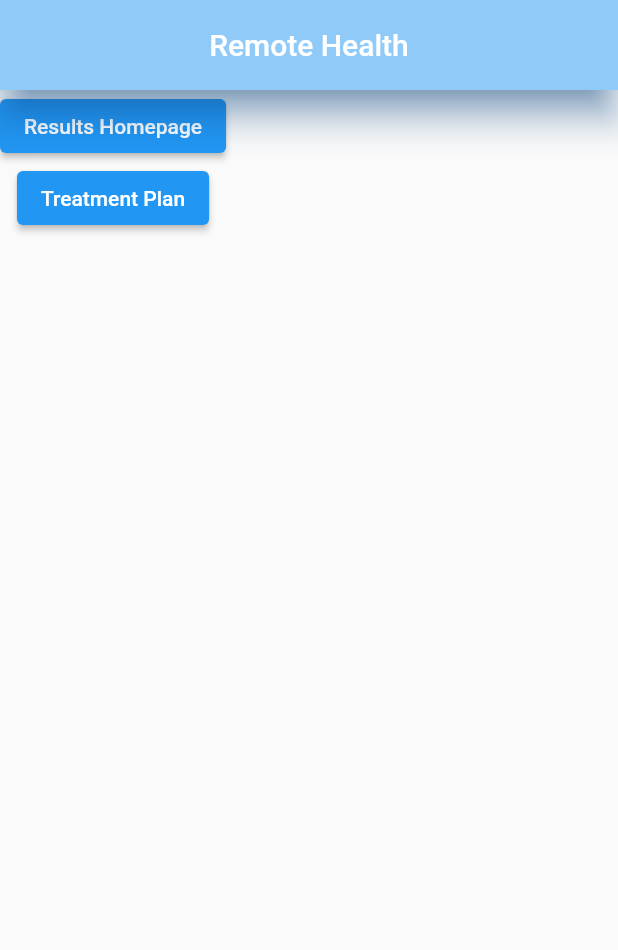
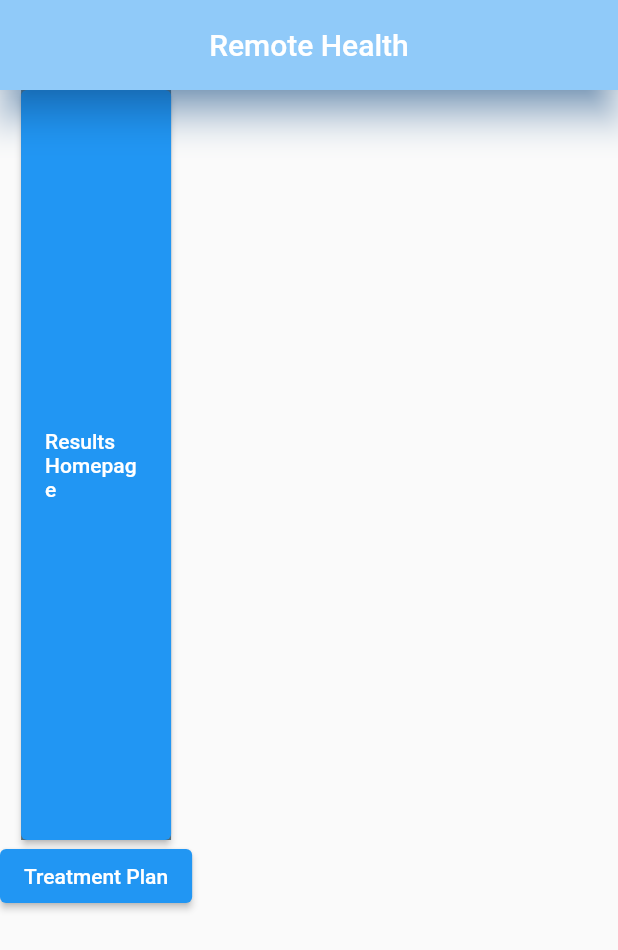
Before and after one commit to ArjunBhandari-666/Flutter-Health-App, a Flutter app: the screen it shows after launch, on a phone screen of 412 x 824 dp. Shown: the top 950 px of the screen. Run offline on Flutter 3.47's test engine with Material 2 defaults, Android fonts, the phone set to English and light mode, and no system bars.

Commit message:
Update main.dart

```diff
--- a/lib/main.dart
+++ b/lib/main.dart
@@ -26,9 +26,13 @@ class HomePage extends StatelessWidget {
         ),
         body: Column(
           mainAxisSize: MainAxisSize.min,
+          mainAxisAlignment: MainAxisAlignment.center,
           crossAxisAlignment: CrossAxisAlignment.center,
           children: <Widget>[
             Container(
+              width: 100,
+              height: 500,
+              color: Colors.blueGrey,
               child: ElevatedButton(
                   child: const Text("Results Homepage"),
                   onPressed: () {
```
